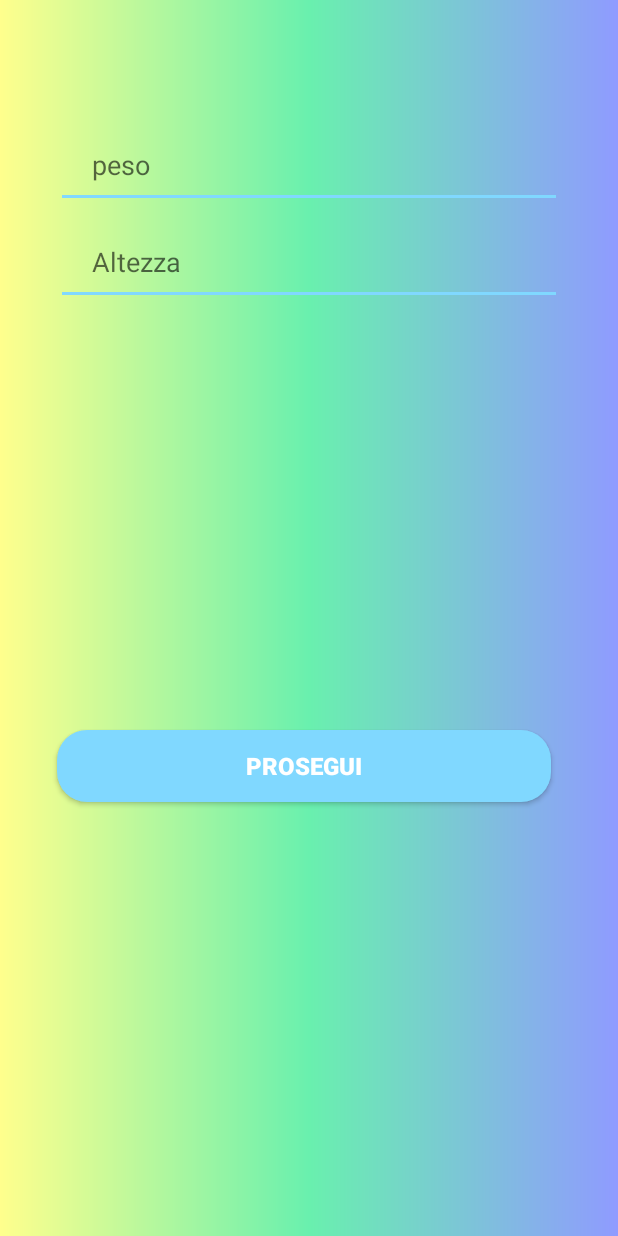
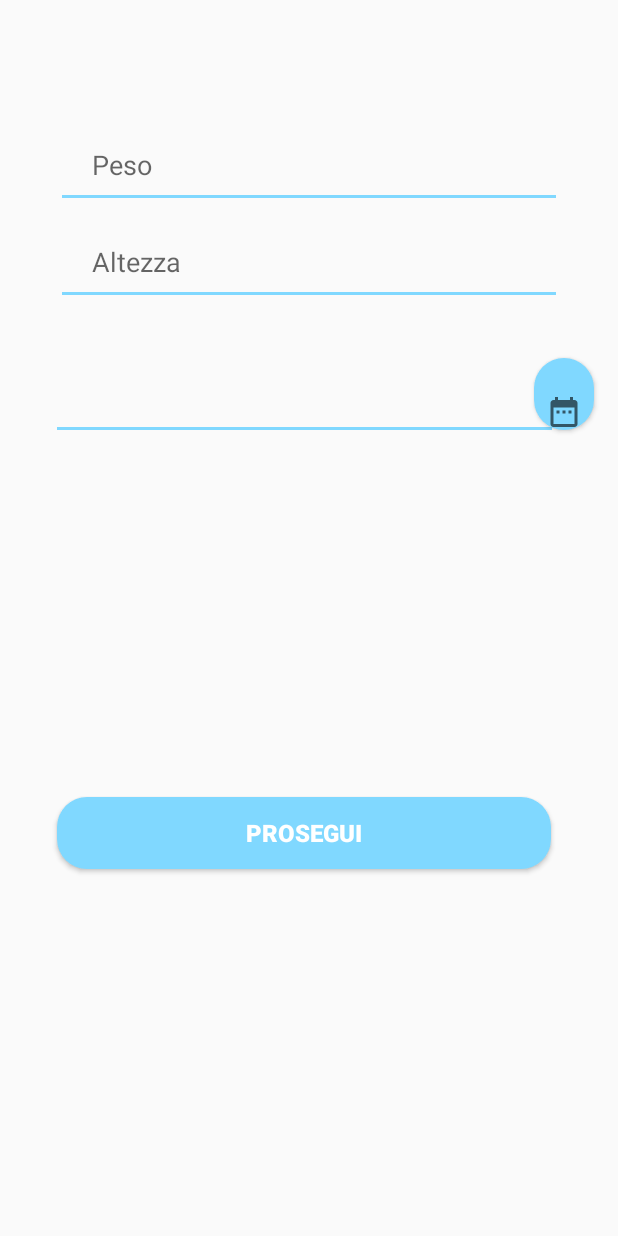
Before and after one commit to simtape/myFitNoteAndroid, an Android app: the RegistrazioneParteDueActivity screen opened directly, with no data from a screen before it, on a phone screen of 412 x 824 dp. Run offline under Robolectric (Android 15) with nearby library versions, the phone set to English and light mode, and no system bars.

Commit message:
data calendario

```diff
--- a/app/build.gradle
+++ b/app/build.gradle
@@ -40,5 +40,6 @@ dependencies {
     androidTestImplementation 'androidx.test.espresso:espresso-core:3.3.0'
 
 
+
     implementation 'com.android.volley:volley:1.1.1'
 }
--- a/app/src/main/java/com/example/myfitnoteandroid/RegistrazioneParteDueActivity.java
+++ b/app/src/main/java/com/example/myfitnoteandroid/RegistrazioneParteDueActivity.java
@@ -2,20 +2,26 @@ package com.example.myfitnoteandroid;
 
 import androidx.appcompat.app.AppCompatActivity;
 
+import android.app.DatePickerDialog;
 import android.content.Intent;
 import android.os.Bundle;
 import android.view.View;
 import android.widget.Button;
+import android.widget.DatePicker;
 import android.widget.EditText;
 import android.widget.TextView;
 
 import com.example.myfitnoteandroid.data.SessionManager;
 
+import java.util.Calendar;
+
 public class RegistrazioneParteDueActivity extends AppCompatActivity implements View.OnClickListener {
 
     EditText peso, altezza;
-    Button button;
-
+    Button button, datebtn;
+    TextView datetxt;
+    Calendar c;
+    DatePickerDialog dpd;
     @Override
     protected void onCreate(Bundle savedInstanceState) {
         super.onCreate(savedInstanceState);
@@ -24,19 +30,45 @@ public class RegistrazioneParteDueActivity extends AppCompatActivity implements
         peso = findViewById(R.id.Peso);
         altezza = findViewById(R.id.Altezza);
         button = findViewById(R.id.reg_parte2);
+        datetxt = findViewById(R.id.Data_nascita);
+        datebtn = findViewById(R.id.btn_dtn);
 
-        button.setOnClickListener((View.OnClickListener) this);
+        button.setOnClickListener(this);
+        datebtn.setOnClickListener(this);
+
+
+
+
+
 
     }
 
+
+
     @Override
     public void onClick(View v) {
-        if(v.getId() == button.getId()){
+        switch (v.getId()){
+            case  R.id.reg_parte2:
             SessionManager sessionManager = new SessionManager(this);
             sessionManager.setPeso(peso.getText().toString());
             sessionManager.setAltezza(altezza.getText().toString());
             Intent intent = new Intent(this, RegistrazioneParteTreActivity.class);
             startActivity(intent);
+            break;
+            case R.id.btn_dtn:
+                c  = Calendar.getInstance();
+                int  day = c.get(Calendar.DAY_OF_MONTH);
+                int month = c.get(Calendar.MONTH);
+                int year = c.get(Calendar.YEAR);
+                dpd = new DatePickerDialog(RegistrazioneParteDueActivity.this, new DatePickerDialog.OnDateSetListener() {
+                    @Override
+                    public void onDateSet(DatePicker view, int mYear, int mMonth, int mDay) {
+                        datetxt.setText(mDay + "/" + (mMonth+1) + "/" + mYear);
+                    }
+                }, day, month,year);
+                dpd.show();
+            break;
+
         }
 
 
--- /dev/null
+++ b/app/src/main/res/drawable/ic_baseline_date_range_24.xml
@@ -0,0 +1,10 @@
+<vector xmlns:android="http://schemas.android.com/apk/res/android"
+    android:width="24dp"
+    android:height="24dp"
+    android:viewportWidth="24"
+    android:viewportHeight="24"
+    android:tint="?attr/colorControlNormal">
+  <path
+      android:fillColor="@android:color/white"
+      android:pathData="M9,11L7,11v2h2v-2zM13,11h-2v2h2v-2zM17,11h-2v2h2v-2zM19,4h-1L18,2h-2v2L8,4L8,2L6,2v2L5,4c-1.11,0 -1.99,0.9 -1.99,2L3,20c0,1.1 0.89,2 2,2h14c1.1,0 2,-0.9 2,-2L21,6c0,-1.1 -0.9,-2 -2,-2zM19,20L5,20L5,9h14v11z"/>
+</vector>
--- /dev/null
+++ b/app/src/main/res/drawable/peso.xml
@@ -0,0 +1,10 @@
+<vector xmlns:android="http://schemas.android.com/apk/res/android"
+    android:width="24dp"
+    android:height="24dp"
+    android:viewportWidth="24"
+    android:viewportHeight="24"
+    android:tint="?attr/colorControlNormal">
+  <path
+      android:fillColor="@android:color/white"
+      android:pathData="M12,2c1.1,0 2,0.9 2,2s-0.9,2 -2,2 -2,-0.9 -2,-2 0.9,-2 2,-2zM21,9h-6v13h-2v-6h-2v6L9,22L9,9L3,9L3,7h18v2z"/>
+</vector>
--- a/app/src/main/res/layout/reg_parte_2.xml
+++ b/app/src/main/res/layout/reg_parte_2.xml
@@ -5,7 +5,6 @@
     xmlns:tools="http://schemas.android.com/tools"
     android:layout_width="match_parent"
     android:layout_height="match_parent"
-    android:background="@drawable/login_dark_background"
     >
 
     <EditText
@@ -13,7 +12,7 @@
         android:layout_width="0dp"
         android:layout_height="wrap_content"
         android:background="@drawable/edit_text_bg"
-        android:hint="peso"
+        android:hint="Peso"
         android:paddingLeft="20dp"
         android:paddingTop="10dp"
         android:paddingBottom="10dp"
@@ -42,6 +41,44 @@
         app:layout_constraintVertical_bias="0"
         app:layout_constraintWidth_percent=".8" />
 
+
+    <TextView
+        android:id="@+id/Data_nascita"
+        android:layout_width="0dp"
+        android:layout_height="wrap_content"
+        android:layout_marginTop="20dp"
+        android:textSize="20dp"
+        android:background="@drawable/edit_text_bg"
+        android:paddingLeft="20dp"
+        android:paddingTop="10dp"
+        android:paddingBottom="10dp"
+        app:layout_constraintBottom_toBottomOf="parent"
+        app:layout_constraintEnd_toEndOf="parent"
+        app:layout_constraintHorizontal_bias="0.463"
+        app:layout_constraintStart_toStartOf="parent"
+        app:layout_constraintTop_toTopOf="parent"
+        app:layout_constraintVertical_bias="0.29"
+        app:layout_constraintWidth_percent=".8" />
+
+    <Button
+        android:id="@+id/btn_dtn"
+        android:layout_width="40dp"
+        android:layout_height="wrap_content"
+        android:layout_marginEnd="16dp"
+        android:layout_marginRight="16dp"
+        android:background="@drawable/button_bg"
+        android:drawableBottom="@drawable/ic_baseline_date_range_24"
+        android:paddingLeft="20dip"
+        android:paddingRight="20dip"
+        android:textColor="@color/cardview_light_background"
+        android:textSize="16sp"
+        android:textStyle="bold"
+        app:iconGravity="textStart"
+        app:iconPadding="10dp"
+        app:layout_constraintBottom_toBottomOf="@id/Data_nascita"
+        app:layout_constraintEnd_toEndOf="parent"
+        app:layout_constraintWidth_percent=".8" />
+
     <Button
         android:id="@+id/reg_parte2"
         android:layout_width="329dp"
@@ -55,8 +92,27 @@
         app:layout_constraintEnd_toEndOf="parent"
         app:layout_constraintHorizontal_bias="0.463"
         app:layout_constraintStart_toStartOf="parent"
-        app:layout_constraintWidth_percent=".8"
-        app:layout_constraintTop_toBottomOf="@+id/Altezza"/>
+        app:layout_constraintTop_toBottomOf="@+id/Data_nascita"
+        app:layout_constraintWidth_percent=".8" />
+
+
+
+
+
+
+
+
+
+
+
+
+
+
+
+
+
+
+
 
 
 
```
